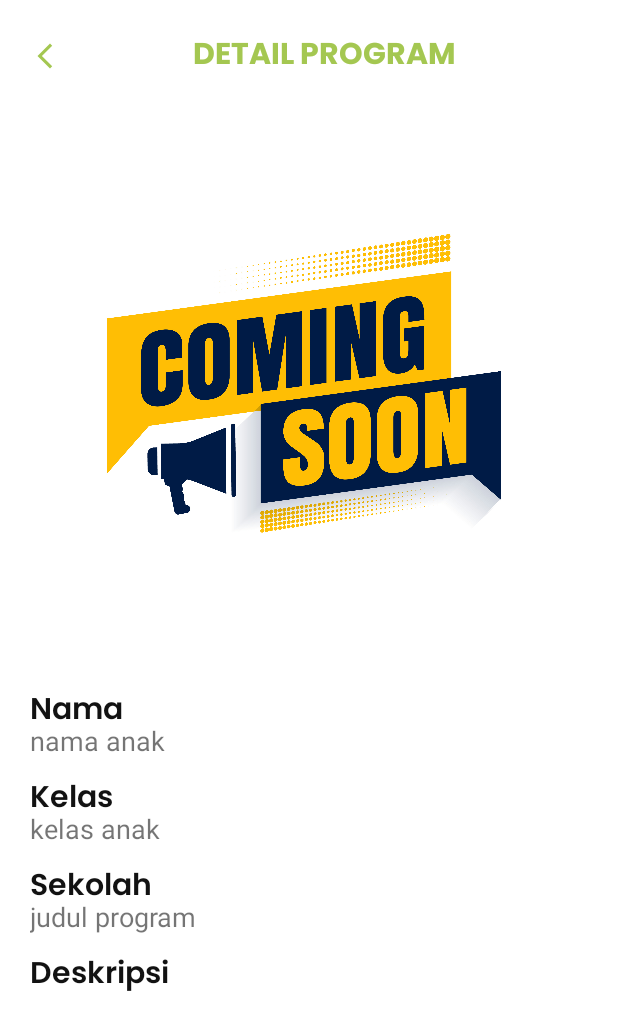
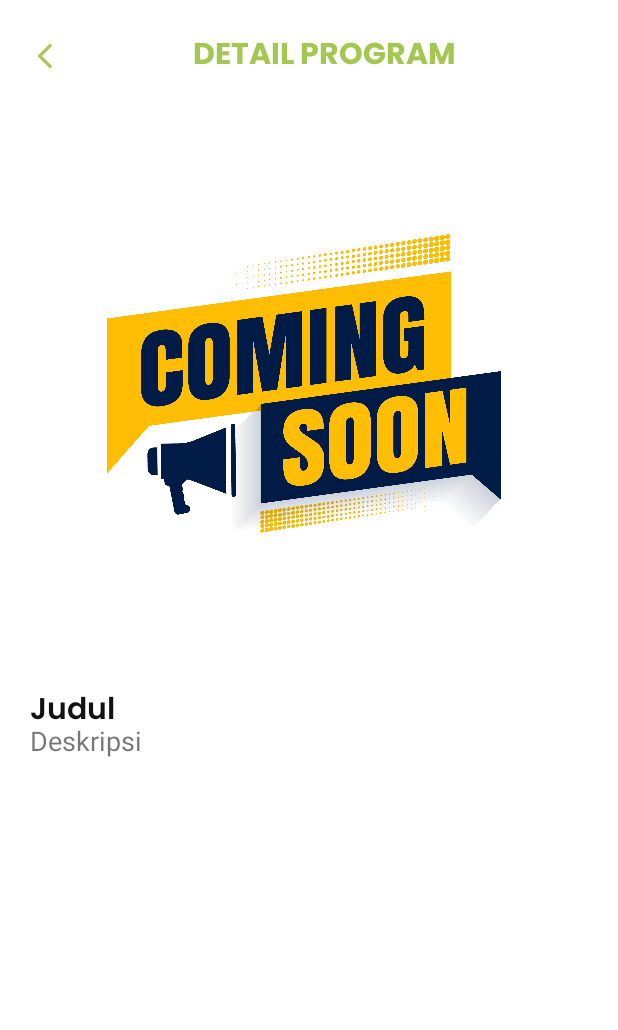
Before and after one commit to MDaniDarmawan/NH_Care, an Android app: the DetailProgramActivity screen opened directly, with no data from a screen before it, on a phone screen of 412 x 824 dp. Shown: the top 1030 px of the screen. Run offline under Robolectric (Android 15) with nearby library versions, the phone set to English and light mode, and no system bars; network calls fail; 8 statements that could not run were skipped.

Commit message:
update detail anak asuh dan detail program

```diff
--- a/app/src/main/res/layout/activity_anakasuh.xml
+++ b/app/src/main/res/layout/activity_anakasuh.xml
@@ -33,7 +33,7 @@
 
     </LinearLayout>
 
-    <androidx.appcompat.widget.SearchView
+    <SearchView
         android:id="@+id/sv_anak"
         android:layout_width="match_parent"
         android:layout_height="wrap_content"
--- a/app/src/main/res/layout/activity_detail_program.xml
+++ b/app/src/main/res/layout/activity_detail_program.xml
@@ -80,7 +80,7 @@
                         android:layout_width="match_parent"
                         android:layout_height="wrap_content"
                         android:fontFamily="@font/poppins_semibold"
-                        android:text="Nama"
+                        android:text="Judul"
                         android:textColor="@color/black"
                         android:textSize="20sp"/>
 
@@ -96,104 +96,7 @@
                         android:id="@+id/inputNamaAnak"
                         android:layout_width="match_parent"
                         android:layout_height="wrap_content"
-                        android:text="nama anak"
-                        android:textSize="18sp"/>
-
-                </LinearLayout>
-
-                <LinearLayout
-                    android:layout_width="match_parent"
-                    android:layout_height="wrap_content"
-                    android:orientation="vertical"
-                    android:layout_marginTop="10dp">
-
-                    <TextView
-                        android:id="@+id/kelasanak"
-                        android:layout_width="match_parent"
-                        android:layout_height="wrap_content"
-                        android:fontFamily="@font/poppins_semibold"
-                        android:text="Kelas"
-                        android:textColor="@color/black"
-                        android:textSize="20sp" />
-
-                </LinearLayout>
-
-                <LinearLayout
-                    android:layout_width="match_parent"
-                    android:layout_height="wrap_content"
-                    android:orientation="vertical"
-                    android:layout_marginTop="-10dp">
-
-                    <TextView
-                        android:id="@+id/inputKelasAnak"
-                        android:layout_width="match_parent"
-                        android:layout_height="wrap_content"
-                        android:text="kelas anak"
-                        android:textSize="18sp"/>
-
-                </LinearLayout>
-
-                <LinearLayout
-                    android:layout_width="match_parent"
-                    android:layout_height="wrap_content"
-                    android:orientation="vertical"
-                    android:layout_marginTop="10dp">
-
-                    <TextView
-                        android:id="@+id/sekolahanak"
-                        android:layout_width="match_parent"
-                        android:layout_height="wrap_content"
-                        android:fontFamily="@font/poppins_semibold"
-                        android:text="Sekolah"
-                        android:textColor="@color/black"
-                        android:textSize="20sp"/>
-
-                </LinearLayout>
-
-                <LinearLayout
-                    android:layout_width="match_parent"
-                    android:layout_height="wrap_content"
-                    android:orientation="vertical"
-                    android:layout_marginTop="-10dp">
-
-                    <TextView
-                        android:id="@+id/inputSekolahAnak"
-                        android:layout_width="match_parent"
-                        android:layout_height="wrap_content"
-                        android:text="judul program"
-                        android:textSize="18sp"/>
-
-                </LinearLayout>
-
-                <LinearLayout
-                    android:layout_width="match_parent"
-                    android:layout_height="wrap_content"
-                    android:orientation="vertical"
-                    android:layout_marginTop="10dp">
-
-                    <TextView
-                        android:id="@+id/textView8"
-                        android:layout_width="match_parent"
-                        android:layout_height="wrap_content"
-                        android:fontFamily="@font/poppins_semibold"
                         android:text="Deskripsi"
-                        android:textColor="@color/black"
-                        android:textSize="20sp"/>
-
-                </LinearLayout>
-
-                <LinearLayout
-                    android:layout_width="match_parent"
-                    android:layout_height="wrap_content"
-                    android:orientation="vertical"
-                    android:layout_marginTop="-10dp">
-
-
-                    <TextView
-                        android:id="@+id/inputDeskripsi"
-                        android:layout_width="match_parent"
-                        android:layout_height="wrap_content"
-                        android:text="judul program"
                         android:textSize="18sp"/>
 
                 </LinearLayout>
```
